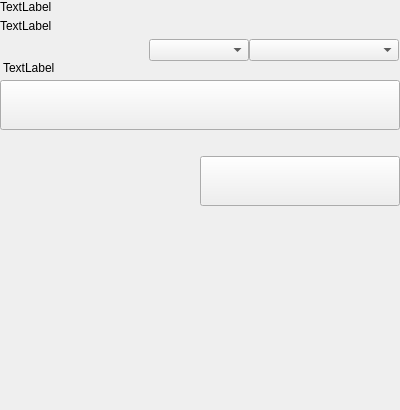
Old version of the form src/qt/vitae/settings/forms/settingsexportcsv.ui in the repository VitaeTeam/Vitae.
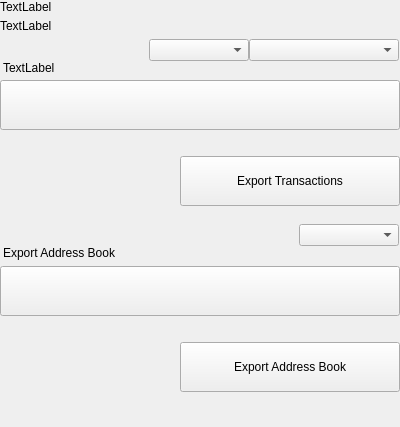
New version of the form.

Commit message: [GUI] Export addressbook csv feature.

```diff
--- a/src/qt/vitae/settings/forms/settingsexportcsv.ui
+++ b/src/qt/vitae/settings/forms/settingsexportcsv.ui
@@ -7,7 +7,7 @@
     <x>0</x>
     <y>0</y>
     <width>400</width>
-    <height>410</height>
+    <height>427</height>
    </rect>
   </property>
   <property name="windowTitle">
@@ -200,13 +200,13 @@
          <widget class="QPushButton" name="pushButtonSave">
           <property name="minimumSize">
            <size>
-            <width>200</width>
+            <width>220</width>
             <height>50</height>
            </size>
           </property>
           <property name="maximumSize">
            <size>
-            <width>200</width>
+            <width>220</width>
             <height>50</height>
            </size>
           </property>
@@ -214,12 +214,28 @@
            <enum>Qt::NoFocus</enum>
           </property>
           <property name="text">
-           <string/>
+           <string>Export Transactions</string>
           </property>
          </widget>
         </item>
        </layout>
       </item>
+      <item>
+       <spacer name="verticalSpacer_2">
+        <property name="orientation">
+         <enum>Qt::Vertical</enum>
+        </property>
+        <property name="sizeType">
+         <enum>QSizePolicy::Fixed</enum>
+        </property>
+        <property name="sizeHint" stdset="0">
+         <size>
+          <width>20</width>
+          <height>5</height>
+         </size>
+        </property>
+       </spacer>
+      </item>
       <item>
        <widget class="QLabel" name="labelDivider">
         <property name="minimumSize">
@@ -239,6 +255,148 @@
         </property>
        </widget>
       </item>
+      <item>
+       <layout class="QVBoxLayout" name="verticalLayoutAddressesExport">
+        <property name="spacing">
+         <number>0</number>
+        </property>
+        <item>
+         <widget class="QWidget" name="filtersContainer" native="true">
+          <layout class="QHBoxLayout" name="horizontalLayout">
+           <property name="spacing">
+            <number>0</number>
+           </property>
+           <property name="leftMargin">
+            <number>0</number>
+           </property>
+           <property name="topMargin">
+            <number>0</number>
+           </property>
+           <property name="rightMargin">
+            <number>1</number>
+           </property>
+           <property name="bottomMargin">
+            <number>0</number>
+           </property>
+           <item>
+            <spacer name="horizontalSpacer">
+             <property name="orientation">
+              <enum>Qt::Horizontal</enum>
+             </property>
+             <property name="sizeHint" stdset="0">
+              <size>
+               <width>40</width>
+               <height>20</height>
+              </size>
+             </property>
+            </spacer>
+           </item>
+           <item>
+            <widget class="QComboBox" name="comboBoxSortAddressType">
+             <property name="minimumSize">
+              <size>
+               <width>100</width>
+               <height>0</height>
+              </size>
+             </property>
+            </widget>
+           </item>
+          </layout>
+         </widget>
+        </item>
+        <item>
+         <widget class="QLabel" name="labelSubtitleLocationAddress">
+          <property name="styleSheet">
+           <string notr="true">padding-bottom:6px;
+padding-left:0px;</string>
+          </property>
+          <property name="text">
+           <string>Export Address Book</string>
+          </property>
+         </widget>
+        </item>
+        <item>
+         <widget class="QPushButton" name="pushButtonAddressDocuments">
+          <property name="minimumSize">
+           <size>
+            <width>0</width>
+            <height>50</height>
+           </size>
+          </property>
+          <property name="maximumSize">
+           <size>
+            <width>16777215</width>
+            <height>50</height>
+           </size>
+          </property>
+          <property name="focusPolicy">
+           <enum>Qt::NoFocus</enum>
+          </property>
+          <property name="text">
+           <string/>
+          </property>
+         </widget>
+        </item>
+       </layout>
+      </item>
+      <item>
+       <spacer name="verticalSpacer_6">
+        <property name="orientation">
+         <enum>Qt::Vertical</enum>
+        </property>
+        <property name="sizeType">
+         <enum>QSizePolicy::Fixed</enum>
+        </property>
+        <property name="sizeHint" stdset="0">
+         <size>
+          <width>20</width>
+          <height>20</height>
+         </size>
+        </property>
+       </spacer>
+      </item>
+      <item>
+       <layout class="QHBoxLayout" name="horizontalLayout_7">
+        <item>
+         <spacer name="horizontalSpacer_5">
+          <property name="orientation">
+           <enum>Qt::Horizontal</enum>
+          </property>
+          <property name="sizeType">
+           <enum>QSizePolicy::Expanding</enum>
+          </property>
+          <property name="sizeHint" stdset="0">
+           <size>
+            <width>40</width>
+            <height>20</height>
+           </size>
+          </property>
+         </spacer>
+        </item>
+        <item>
+         <widget class="QPushButton" name="pushButtonExportAddress">
+          <property name="minimumSize">
+           <size>
+            <width>220</width>
+            <height>50</height>
+           </size>
+          </property>
+          <property name="maximumSize">
+           <size>
+            <width>220</width>
+            <height>50</height>
+           </size>
+          </property>
+          <property name="focusPolicy">
+           <enum>Qt::NoFocus</enum>
+          </property>
+          <property name="text">
+           <string>Export Address Book</string>
+          </property>
+         </widget>
+        </item>
+       </layout>
+      </item>
      </layout>
     </widget>
    </item>
```
The commit also changes 3 other files.
